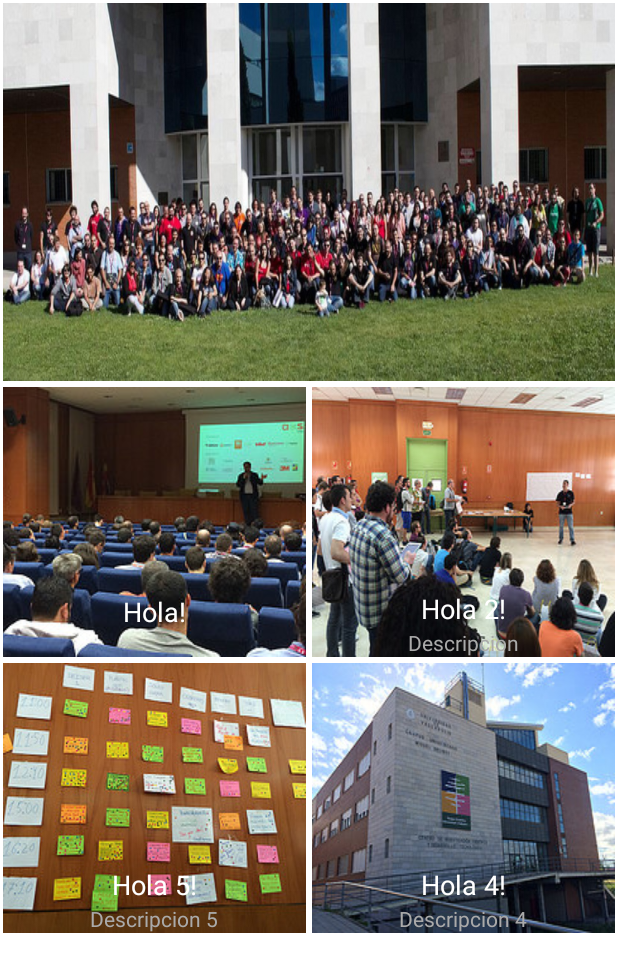
After one commit to javiergamarra/MyConference, an Android app: the DashboardActivity screen opened directly, with no data from a screen before it, on a phone screen of 412 x 824 dp. The commit adds this screen. Shown: the top 972 px of the screen. Run offline under Robolectric (Android 15) with nearby library versions, the phone set to English and light mode, and no system bars.

Commit message:
example application based on Google IO first 2 screens

```diff
--- /dev/null
+++ b/app/src/main/java/com/nhpatt/myconference/DashboardActivity.java
@@ -0,0 +1,30 @@
+package com.nhpatt.myconference;
+
+import android.app.Activity;
+import android.content.Intent;
+import android.os.Bundle;
+import android.view.View;
+
+import com.nhpatt.myconference.entities.Talk;
+
+
+/**
+ * @author Javier Gamarra
+ */
+public class DashboardActivity extends Activity implements View.OnClickListener {
+
+    @Override
+    protected void onCreate(Bundle savedInstanceState) {
+        super.onCreate(savedInstanceState);
+        setContentView(R.layout.dashboard);
+
+        findViewById(R.id.first_row).setOnClickListener(this);
+    }
+
+    @Override
+    public void onClick(View v) {
+        Intent intent = new Intent(this, DetailActivity.class);
+        intent.putExtra("objecto", new Talk());
+        startActivity(intent);
+    }
+}
--- /dev/null
+++ b/app/src/main/res/layout/dashboard.xml
@@ -0,0 +1,161 @@
+<?xml version="1.0" encoding="utf-8"?>
+<RelativeLayout xmlns:android="http://schemas.android.com/apk/res/android"
+    android:orientation="vertical"
+    android:layout_width="match_parent"
+    android:background="@android:color/white"
+    android:layout_height="match_parent">
+
+    <ImageView
+        android:background="@color/material_blue_grey_800"
+        android:layout_margin="2dp"
+        android:src="@drawable/aos4"
+        android:id="@+id/header"
+        android:scaleType="fitXY"
+        android:layout_width="match_parent"
+        android:layout_height="wrap_content" />
+
+    <LinearLayout
+        android:id="@+id/first_row"
+        android:layout_below="@id/header"
+        android:orientation="horizontal"
+        android:layout_width="match_parent"
+        android:layout_height="wrap_content">
+
+        <FrameLayout
+            android:layout_weight="1"
+            android:layout_width="match_parent"
+            android:layout_height="wrap_content">
+
+            <ImageView
+                android:scaleType="centerCrop"
+                android:layout_margin="2dp"
+                android:layout_weight="1"
+                android:src="@drawable/aos1"
+                android:layout_width="match_parent"
+                android:layout_height="wrap_content" />
+
+            <TextView
+                android:textColor="@android:color/white"
+                android:layout_gravity="bottom|center"
+                android:text="Hola!"
+                android:textSize="18sp"
+                android:layout_marginBottom="20dp"
+                android:layout_width="wrap_content"
+                android:layout_height="wrap_content" />
+        </FrameLayout>
+
+        <RelativeLayout
+            android:layout_weight="1"
+            android:layout_width="match_parent"
+            android:layout_height="wrap_content">
+
+            <ImageView
+                android:id="@+id/image3"
+                android:scaleType="fitXY"
+                android:layout_margin="2dp"
+                android:layout_weight="1"
+                android:src="@drawable/aos2"
+                android:layout_width="match_parent"
+                android:layout_height="wrap_content" />
+
+            <TextView
+                android:layout_centerHorizontal="true"
+                android:textColor="@android:color/white"
+                android:layout_alignBottom="@+id/image3"
+                android:text="Hola 2!"
+                android:textSize="18sp"
+                android:layout_marginBottom="20dp"
+                android:layout_width="wrap_content"
+                android:layout_height="wrap_content" />
+
+            <TextView
+                android:layout_alignBottom="@+id/image3"
+                android:layout_centerHorizontal="true"
+                android:textColor="@android:color/darker_gray"
+                android:text="Descripcion"
+                android:textSize="14sp"
+                android:layout_width="wrap_content"
+                android:layout_height="wrap_content" />
+        </RelativeLayout>
+
+    </LinearLayout>
+
+
+    <View
+        android:layout_below="@+id/first_row"
+        android:id="@+id/strut"
+        android:layout_width="0dp"
+        android:layout_height="0dp"
+        android:layout_centerHorizontal="true" />
+
+    <ImageView
+        android:layout_below="@+id/first_row"
+        android:layout_toRightOf="@+id/strut"
+        android:id="@+id/image4"
+        android:scaleType="fitXY"
+        android:layout_margin="2dp"
+        android:layout_weight="1"
+        android:src="@drawable/aos5"
+        android:layout_width="match_parent"
+        android:layout_height="wrap_content" />
+
+    <TextView
+        android:gravity="center"
+        android:layout_alignRight="@+id/image4"
+        android:layout_alignLeft="@+id/image4"
+        android:textColor="@android:color/white"
+        android:layout_alignBottom="@+id/image4"
+        android:text="Hola 4!"
+        android:textSize="18sp"
+        android:layout_marginBottom="20dp"
+        android:layout_width="wrap_content"
+        android:layout_height="wrap_content" />
+
+    <TextView
+        android:gravity="center"
+        android:layout_alignRight="@+id/image4"
+        android:layout_alignLeft="@+id/image4"
+        android:layout_alignBottom="@+id/image4"
+        android:layout_centerHorizontal="true"
+        android:textColor="@android:color/darker_gray"
+        android:text="Descripcion 4"
+        android:textSize="14sp"
+        android:layout_width="wrap_content"
+        android:layout_height="wrap_content" />
+
+    <ImageView
+        android:layout_below="@+id/first_row"
+        android:layout_toLeftOf="@+id/strut"
+        android:id="@+id/image5"
+        android:scaleType="fitXY"
+        android:layout_margin="2dp"
+        android:layout_weight="1"
+        android:src="@drawable/aos6"
+        android:layout_width="match_parent"
+        android:layout_height="wrap_content" />
+
+    <TextView
+        android:gravity="center"
+        android:layout_alignRight="@+id/image5"
+        android:layout_alignLeft="@+id/image5"
+        android:textColor="@android:color/white"
+        android:layout_alignBottom="@+id/image5"
+        android:text="Hola 5!"
+        android:textSize="18sp"
+        android:layout_marginBottom="20dp"
+        android:layout_width="wrap_content"
+        android:layout_height="wrap_content" />
+
+    <TextView
+        android:gravity="center"
+        android:layout_alignRight="@+id/image5"
+        android:layout_alignLeft="@+id/image5"
+        android:layout_alignBottom="@+id/image5"
+        android:layout_centerHorizontal="true"
+        android:textColor="@android:color/darker_gray"
+        android:text="Descripcion 5"
+        android:textSize="14sp"
+        android:layout_width="wrap_content"
+        android:layout_height="wrap_content" />
+
+</RelativeLayout>
--- a/app/src/main/res/layout/terms.xml
+++ b/app/src/main/res/layout/terms.xml
@@ -58,6 +58,7 @@
             android:layout_height="wrap_content" />
 
         <Button
+            android:id="@+id/accept_terms"
             android:layout_weight="1"
             android:padding="20dp"
             android:textAllCaps="true"
--- a/app/src/main/res/values/strings.xml
+++ b/app/src/main/res/values/strings.xml
@@ -1,7 +1,5 @@
 <resources>
 	<string name="app_name">My Conference</string>
+	<string name="title">Title</string>
 
-	<string name="hello_world">Hello world!</string>
-	<string name="action_settings">Settings</string>
-	<string name="save">Save</string>
 </resources>
--- a/app/src/main/res/values/styles.xml
+++ b/app/src/main/res/values/styles.xml
@@ -1,8 +1,6 @@
 <resources>
 
-	<!-- Base application theme. -->
 	<style name="AppTheme" parent="Theme.AppCompat.Light.DarkActionBar">
-		<!-- Customize your theme here. -->
 	</style>
 
 </resources>
```
Also changed, not shown: app/src/main/AndroidManifest.xml (+9 -11 lines), app/src/main/java/com/nhpatt/myconference/DetailActivity.java (added, +17 -0 lines), app/src/main/java/com/nhpatt/myconference/TermsActivity.java (+15 -6 lines), app/src/main/java/com/nhpatt/myconference/entities/Talk.java (added, +15 -0 lines), app/src/main/res/layout/detail.xml (added, +30 -0 lines).
